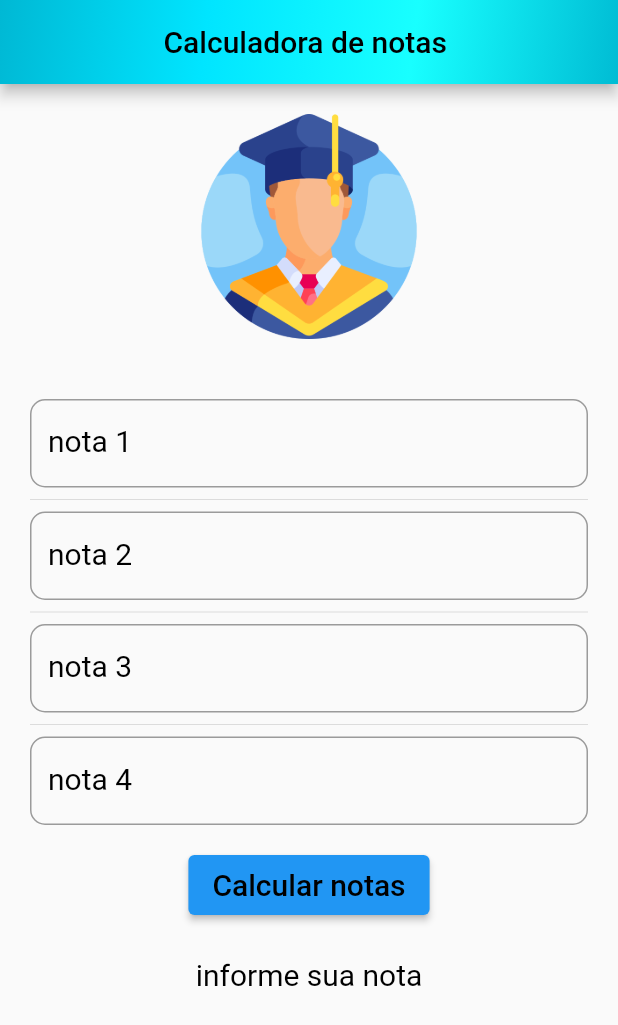
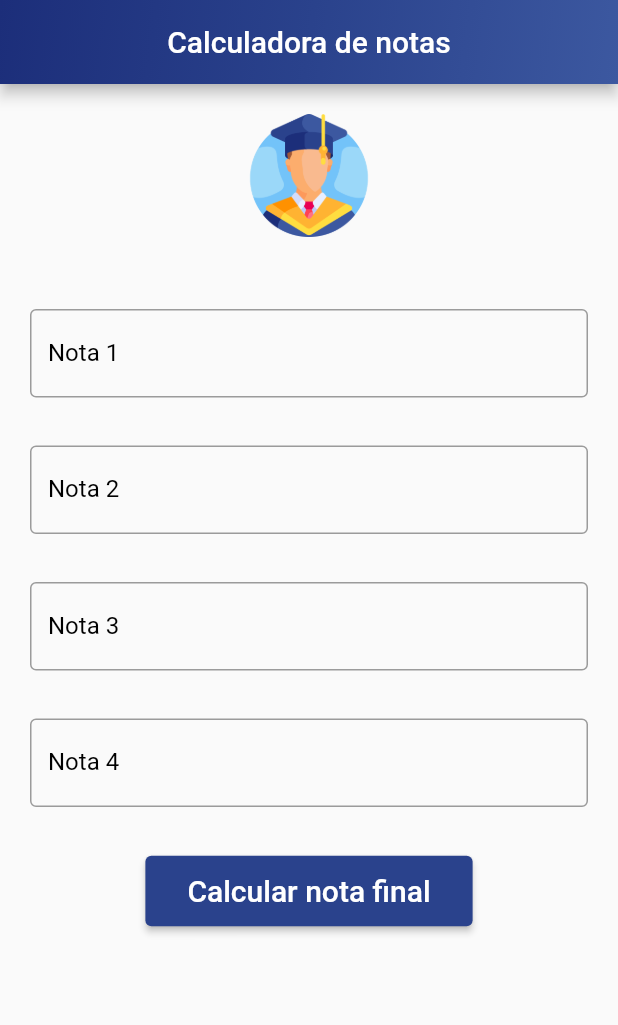
Before and after one commit to RaulDuque/trabalho-lucas-somar-notas, a Flutter app: the screen it shows after launch, on a phone screen of 412 x 824 dp. Shown: the top 1025 px of the screen. Run offline on Flutter 3.47's test engine with Material 2 defaults, Android fonts, the phone set to English and light mode, and no system bars.

Commit message:
Refatoramento inicial e alteração nas cores

```diff
--- a/lib/main.dart
+++ b/lib/main.dart
@@ -1,8 +1,23 @@
-import 'package:flutter/cupertino.dart';
 import 'package:flutter/material.dart';
 
+/*
+Faça um app que receba do usuário 4 valores que represente as notas de um aluno.
+O somatório das 4 notas representa a nota final do aluno na disciplina de desenvolvimento mobile.
+
+Esse somatório pode ser classificado em 4 conceitos:
+Entre 0 e 39 (inclusive): conceito D
+Entre 40 e 59 (inclusive): conceito C
+Entre 60 e 79 (inclusive): conceito B
+Entre 80 e 100 (inclusive): conceito A
+
+A partir do somatório das notas seu app deve informar qual o conceito do aluno na disciplina.
+*/
+
 void main() {
-  runApp(MaterialApp(home: HomePage()));
+  runApp(MaterialApp(
+    debugShowCheckedModeBanner: false,
+    home: HomePage(),
+  ));
 }
 
 class HomePage extends StatefulWidget {
@@ -11,24 +26,95 @@ class HomePage extends StatefulWidget {
 }
 
 class _HomePageState extends State<HomePage> {
-  String infot = "informe sua nota";
+  String infot = "";
   TextEditingController notaAController = TextEditingController();
   TextEditingController notaBController = TextEditingController();
   TextEditingController notaCController = TextEditingController();
   TextEditingController notaDController = TextEditingController();
 
-  Widget buildTextFild(String label, TextEditingController s) {
+  @override
+  Widget build(BuildContext context) {
+    return Scaffold(
+      appBar: AppBar(
+        title: Text(
+          "Calculadora de notas",
+          style: TextStyle(color: Colors.white),
+        ),
+        centerTitle: true,
+        flexibleSpace: Container(
+          decoration: BoxDecoration(
+            gradient: LinearGradient(
+              begin: Alignment.topLeft,
+              end: Alignment.bottomRight,
+              colors: [
+                Color(0xFF1C2E7A),
+                Color(0xFF2A428C),
+                Color(0xFF3C58A0),
+              ],
+            ),
+          ),
+        ),
+      ),
+      body: SingleChildScrollView(
+        padding: EdgeInsets.all(20),
+        child: Column(
+          children: <Widget>[
+            Image.asset(
+              'assets/images/graduate.png',
+              height: 82,
+              width: 82,
+            ),
+            SizedBox(height: 48),
+
+            buildTextFild("Nota 1", notaAController),
+            SizedBox(height: 32),
+
+            buildTextFild("Nota 2", notaBController),
+            SizedBox(height: 32),
+
+            buildTextFild("Nota 3", notaCController),
+            SizedBox(height: 32),
+
+            buildTextFild("Nota 4", notaDController),
+            SizedBox(height: 32),
+
+            ElevatedButton(
+              style: ElevatedButton.styleFrom(
+                primary: Color(0xFF2A428C),
+                padding: const EdgeInsets.symmetric(horizontal: 28, vertical: 12),
+              ),
+              child: Text(
+                'Calcular nota final',
+                style: TextStyle(color: Colors.white, fontSize: 20),
+              ),
+              onPressed: somar,
+            ),
+
+            Padding(
+              padding: const EdgeInsets.all(8.0),
+              child: Text(
+                infot,
+                style: TextStyle(color: Colors.black, fontSize: 20),
+              ),
+            ),
+          ],
+        ),
+      ),
+    );
+  }
+
+  Widget buildTextFild(String label, TextEditingController controller) {
     return TextField(
       decoration: InputDecoration(
         labelText: label,
         labelStyle: TextStyle(
           color: Colors.black,
-          fontSize: 20.0,
+          fontSize: 16,
         ),
-        border: OutlineInputBorder(borderRadius: BorderRadius.circular(10)),
+        border: OutlineInputBorder(borderRadius: BorderRadius.circular(4)),
       ),
       keyboardType: TextInputType.number,
-      controller: s,
+      controller: controller,
     );
   }
 
@@ -38,6 +124,7 @@ class _HomePageState extends State<HomePage> {
     double notaC = double.parse(notaCController.text);
     double notaD = double.parse(notaDController.text);
     double total = notaA + notaB + notaC + notaD;
+
     setState(() {
       if (total <= 100 && total > 79) {
         infot = 'Você está no conceito A(${total.toStringAsPrecision(4)})';
@@ -56,73 +143,4 @@ class _HomePageState extends State<HomePage> {
       }
     });
   }
-
-  @override
-  Widget build(BuildContext context) {
-    return Scaffold(
-      appBar: AppBar(
-        title: Text(
-          "Calculadora de notas ",
-          style: TextStyle(color: Colors.black),
-        ),
-        centerTitle: true,
-        flexibleSpace: Container(
-          decoration: BoxDecoration(
-            gradient: LinearGradient(
-              begin: Alignment.topLeft,
-              end: Alignment.bottomRight,
-              colors: [
-                Color(0xFF00B8D4),
-                Color(0xFF00E5FF),
-                Color(0xFF18FFFF),
-                Color(0xFF00BCD4)
-              ],
-            ),
-          ),
-        ),
-      ),
-      body: SingleChildScrollView(
-        padding: EdgeInsets.all(20),
-        child: Column(
-          children: <Widget>[
-            Image.asset(
-              'assets/images/graduate.png',
-              height: 150,
-              width: 150,
-            ),
-            SizedBox(height: 40),
-            buildTextFild("nota 1", notaAController),
-            Divider(),
-            buildTextFild("nota 2", notaBController),
-            Divider(),
-            buildTextFild("nota 3", notaCController),
-            Divider(),
-            buildTextFild("nota 4", notaDController),
-            Padding(
-              padding: const EdgeInsets.all(20.0),
-              child: Container(
-                height: 40,
-                child: ElevatedButton(
-                  child: Text(
-                    'Calcular notas',
-                    style: TextStyle(color: Colors.black, fontSize: 20),
-                  ),
-                  onPressed: () {
-                    somar();
-                  },
-                ),
-              ),
-            ),
-            Padding(
-              padding: const EdgeInsets.all(8.0),
-              child: Text(
-                infot,
-                style: TextStyle(color: Colors.black, fontSize: 20),
-              ),
-            ),
-          ],
-        ),
-      ),
-    );
-  }
 }
```
Also changed, not shown: pubspec.lock.
